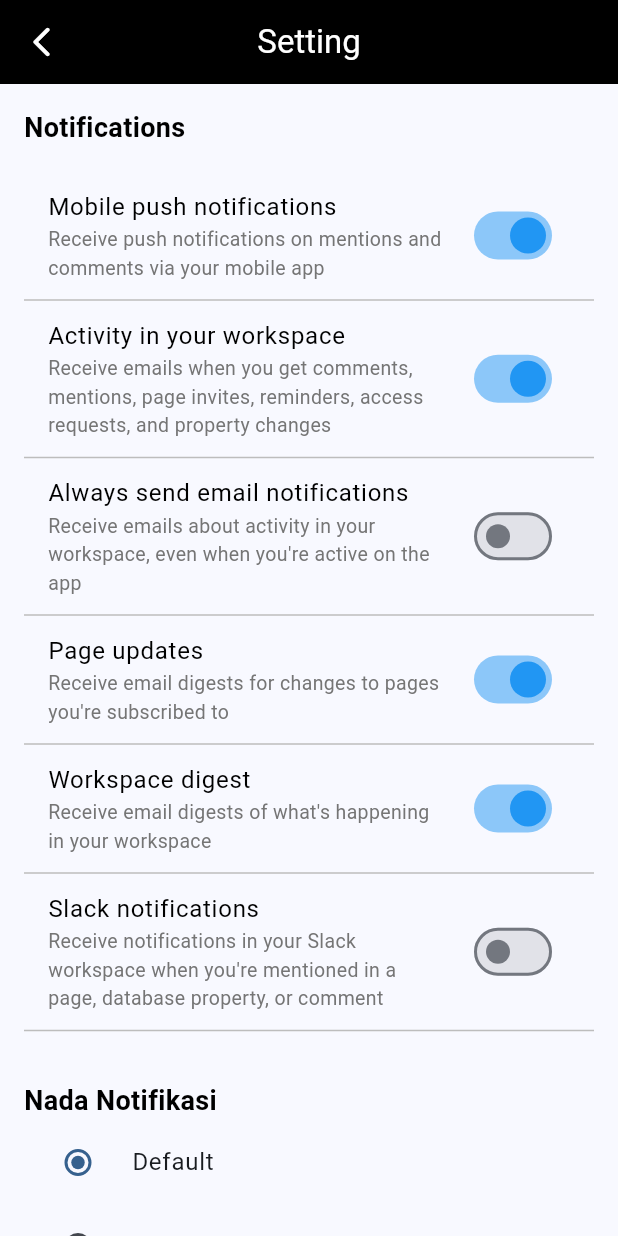
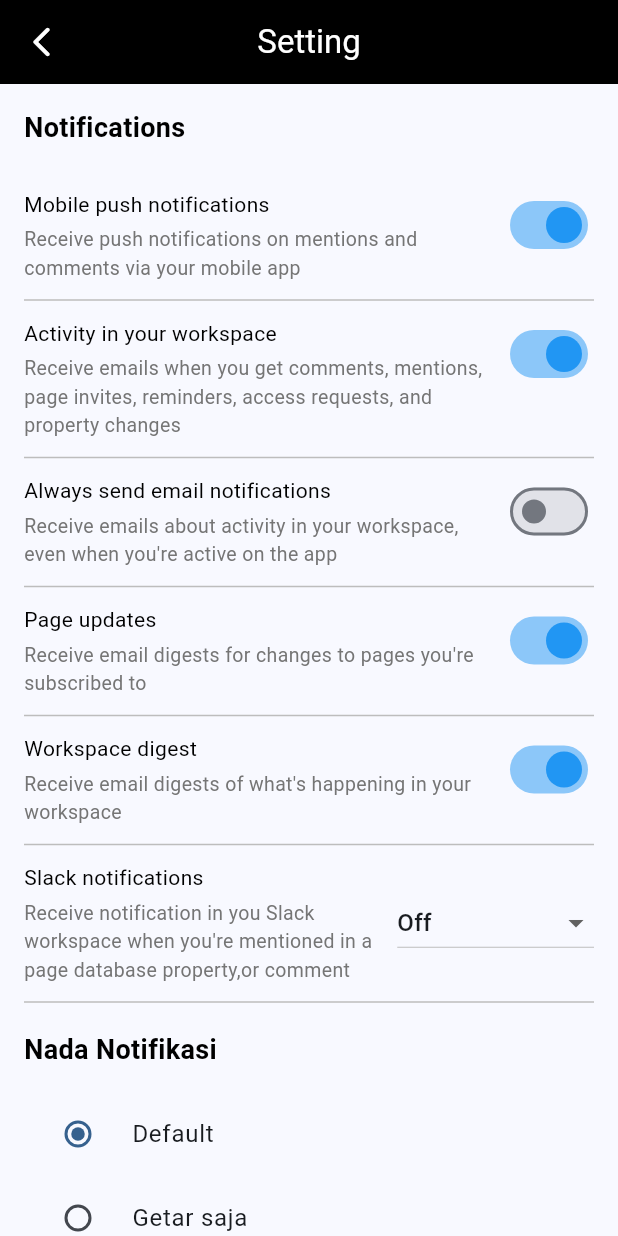
Before and after one commit to VinXBoi/Mobile-FrontEnd, a Flutter app: the Setting screen opened directly, on a phone screen of 412 x 824 dp. Run offline on Flutter 3.47's test engine with Material 3 defaults, Android fonts, the phone set to English and light mode, and no system bars; network calls fail.

Commit message:
Update setting.dart

```diff
--- a/lib/Setting Page/setting.dart
+++ b/lib/Setting Page/setting.dart
@@ -30,6 +30,9 @@ class _SettingState extends State<Setting> {
 
   // State untuk nada notifikasi (radio)
   NotificationTone _tone = NotificationTone.defaultTone;
+
+  String selectedSlackSetting = 'Off';
+  final List<String> slackOptions = ['Off', '+ Add Account'];
 
   @override
   Widget build(BuildContext context) {
@@ -88,14 +91,15 @@ class _SettingState extends State<Setting> {
             workspaceDigest,
             (val) => setState(() => workspaceDigest = val),
           ),
-          buildSwitchItem(
+          buildDropdownItem(
             "Slack notifications",
-            "Receive notifications in your Slack workspace when you're mentioned in a page, database property, or comment",
-            slackNotifications,
-            (val) => setState(() => slackNotifications = val),
+            "Receive notification in you Slack workspace when you're mentioned in a page database property,or comment",
+            selectedSlackSetting,
+            slackOptions,
+            (val) => setState(() => selectedSlackSetting = val!),
           ),
 
-          SizedBox(height: 30),
+          SizedBox(height: 15),
           Text(
             "Nada Notifikasi",
             style: TextStyle(
@@ -104,6 +108,8 @@ class _SettingState extends State<Setting> {
               fontWeight: FontWeight.bold,
             ),
           ),
+
+          SizedBox(height: 15),
           Column(
             children: [
               RadioListTile<NotificationTone>(
@@ -139,7 +145,7 @@ class _SettingState extends State<Setting> {
             ],
           ),
           Divider(),
-          SizedBox(height: 30),
+          SizedBox(height: 15),
           Text(
             "Tasks",
             style: TextStyle(
@@ -167,7 +173,7 @@ class _SettingState extends State<Setting> {
           ),
 
           Divider(),
-          SizedBox(height: 20),
+          SizedBox(height: 15),
           if (isTaskNotificationEnabled)
             Column(
               crossAxisAlignment: CrossAxisAlignment.start,
@@ -241,24 +247,88 @@ class _SettingState extends State<Setting> {
   Function(bool) onChanged,
 ) {
   return Column(
+    children: [
+      Padding(
+        padding: const EdgeInsets.symmetric(vertical: 8.0),
+        child: Row(
           crossAxisAlignment: CrossAxisAlignment.start,
           children: [
-        SwitchListTile(
-          title: Text(title, style: TextStyle(color: Colors.black)),
-          subtitle: Text(
+            Expanded(
+              child: Column(
+                crossAxisAlignment: CrossAxisAlignment.start,
+                children: [
+                  Text(title, style: TextStyle(color: Colors.black)),
+                  SizedBox(height: 4),
+                  Text(
                     subtitle,
                     style: TextStyle(color: Colors.grey[600], fontSize: 13),
                   ),
+                ],
+              ),
+            ),
+            Switch(
               value: value,
               onChanged: onChanged,
               activeColor: Colors.blue,
             ),
+          ],
+        ),
+      ),
       Divider(
-          color: Colors.grey[400], // Lebih terang agar terlihat
+        color: Colors.grey[400],
         thickness: 1,
         height: 8,
       ),
     ],
   );
 }
+
+
+Widget buildDropdownItem(
+  String title,
+  String subtitle,
+  String currentValue,
+  List<String> options,
+  Function(String?) onChanged,
+) {
+  return Column(
+    crossAxisAlignment: CrossAxisAlignment.start,
+    children: [
+      Padding(
+        padding: const EdgeInsets.symmetric(vertical: 8.0),
+        child: Row(
+          mainAxisAlignment: MainAxisAlignment.spaceBetween,
+          children: [
+            Expanded(
+              child: Column(
+                crossAxisAlignment: CrossAxisAlignment.start,
+                children: [
+                  Text(title, style: TextStyle(color: Colors.black)),
+                  SizedBox(height: 4),
+                  Text(
+                    subtitle,
+                    style: TextStyle(color: Colors.grey[600], fontSize: 13),
+                  ),
+                ],
+              ),
+            ),
+            SizedBox(width: 16),
+            DropdownButton<String>(
+              value: currentValue,
+              onChanged: onChanged,
+              items:
+                  options.map((String value) {
+                    return DropdownMenuItem<String>(
+                      value: value,
+                      child: Text(value),
+                    );
+                  }).toList(),
+            ),
+          ],
+        ),
+      ),
+      Divider(color: Colors.grey[400], thickness: 1, height: 8),
+    ],
+  );
 }
+}
```
Lines whose indentation alone changed are shown as unchanged.
